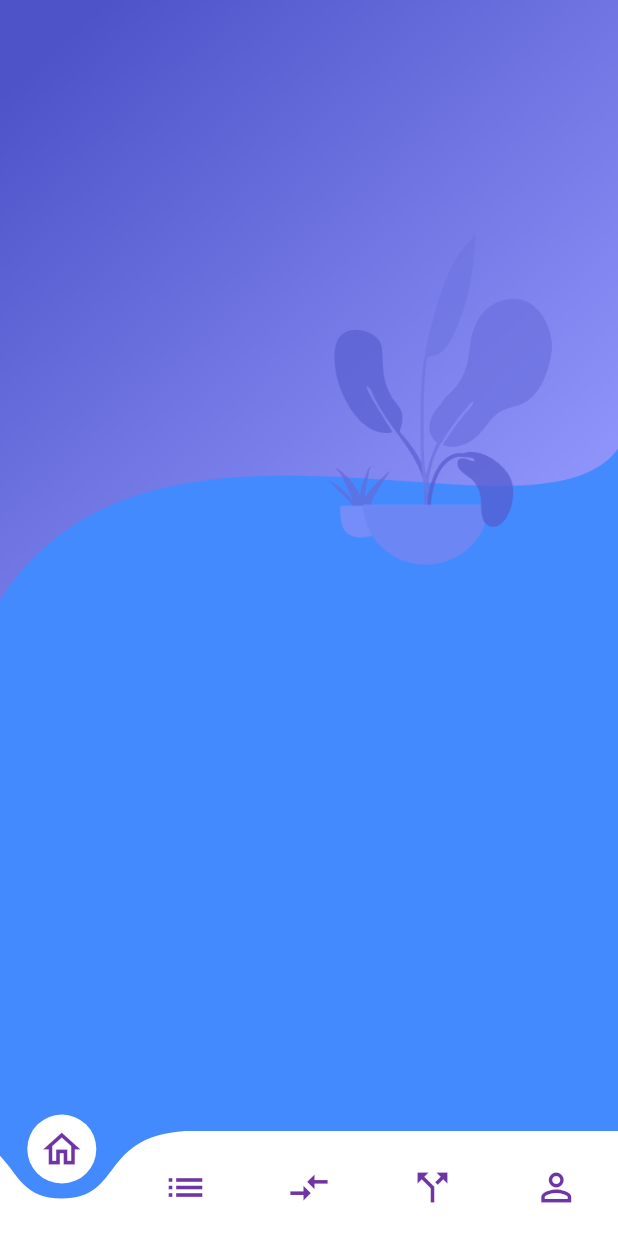
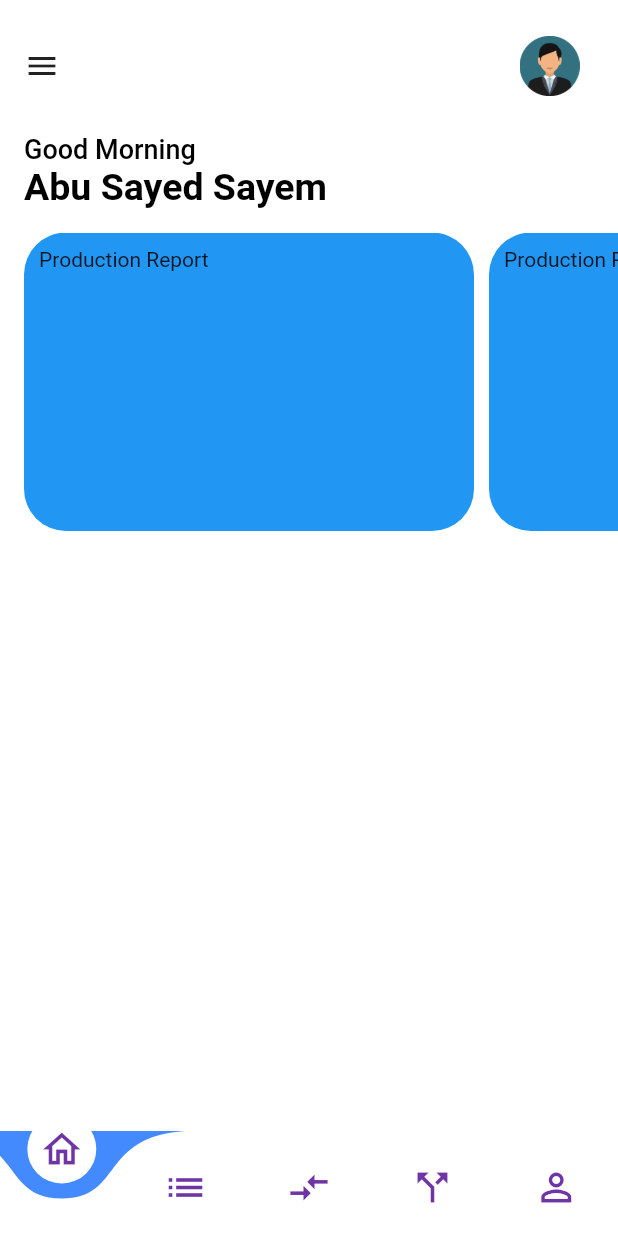
Before and after one commit to andsayem/sale-dashboard, a Flutter app: the screen it shows after launch, on a phone screen of 412 x 824 dp. Run offline on Flutter 3.47's test engine with Material 2 defaults, Android fonts, the phone set to English and light mode, and no system bars; drawn by our look-alikes of curved_navigation_bar; our stand-ins replace google_fonts; Roboto replaces fonts that are missing (Inder).

Commit message:
Update (Home page )

```diff
--- a/lib/Screens/Home/components/body.dart
+++ b/lib/Screens/Home/components/body.dart
@@ -1,34 +1,86 @@
 import 'package:flutter/material.dart';
 import 'package:flutter/gestures.dart';
 import 'package:dashboard/constants.dart';
+import 'package:google_fonts/google_fonts.dart';
 class Body extends StatelessWidget {
   @override
   Widget build(BuildContext context) {
     Size size = MediaQuery.of(context).size;
     // This size provide us total height and width of our screen
+    List<Map<String, dynamic>> boxcolor=[] ;
+    boxcolor = [{'bgcolor':'kPrimaryLightColor'}, {'bgcolor': 'kPrimaryLightColor'}, {'bgcolor': 'kPrimaryLightColor'}];
     return Scaffold(
-      backgroundColor: Colors.blueAccent,
-      body: SingleChildScrollView(
-
-      	child: Container(
-	        child: Column(
+        backgroundColor: Colors.white,
+        body: Container(
+          margin: EdgeInsets.only(top: 8),
+          child: ListView(
+            physics: ClampingScrollPhysics(),
             children: <Widget>[
+              // Custom AppBar
               Container(
-	              height: 400,
+                margin: EdgeInsets.only(left: 16, right: 16, top: 16),
+                child: Row(
+                  mainAxisAlignment: MainAxisAlignment.spaceBetween,
+                  children: <Widget>[
+                    Icon(Icons.menu),
+                    Container(
+                      height: 40,
+                      width: 59,
                       decoration: BoxDecoration(
+                          borderRadius: BorderRadius.circular(20),
                           image: DecorationImage(
-	                  image: AssetImage('assets/images/background.png'),
-	                  fit: BoxFit.fill
+                              image:
+                                  AssetImage('assets/images/user_image.png'))),
                     )
-	              ),
-              ),
-
                   ],
                 ),
               ),
+              //Car Section
+              SizedBox(
+                height: 25,
+              ),
+              Padding(
+                padding: EdgeInsets.only(left: 16, bottom: 16),
+                child: Column(
+                  crossAxisAlignment: CrossAxisAlignment.start,
+                  children: <Widget>[
+
+                    Text('Good Morning', style: GoogleFonts.inder(
+                      fontSize: 18,
+                      fontWeight: FontWeight.w500,
+                      color: kBlackColor
+                    )),
+                    Text('Abu Sayed Sayem',style: GoogleFonts.inder(
+                      fontSize: 25,
+                      fontWeight: FontWeight.w700,
+                      color: kBlackColor
+                    ),)
+                  ],
+                ),
+              ),
+              Container(
+                height: 199,
+                child: ListView.builder(
+                  scrollDirection: Axis.horizontal,
+                  padding: EdgeInsets.only(left: 16, right: 6),
+                  itemCount: boxcolor.length,
+                  itemBuilder: (context,index){
+                    return Container(
+                      margin: EdgeInsets.only(right:10),
+                      padding: EdgeInsets.only(left: 10 , top: 10),
+                      height: 199,
+                      width: 300,
+                      decoration: BoxDecoration(
+                        borderRadius: BorderRadius.circular(28),
+                        color: Colors.blue,
+                      ),
+                      child: Text("Production Report"),
+                    );
+                  },
+                ),
               )
-    );
-
-
+            ],
+          ),
+        ));
   }
 }
--- a/lib/Screens/Tabs/components/body.dart
+++ b/lib/Screens/Tabs/components/body.dart
@@ -30,6 +30,7 @@ class _BottomNavBarState extends State<BottomNavBar> {
         bottomNavigationBar: CurvedNavigationBar(
           key: _bottomNavigationKey,
           index: 0,
+
           height: 70.0,
           items: <Widget>[
             Icon(Icons.home_outlined, size: 30 , color: kPrimaryColor,),
--- a/lib/constants.dart
+++ b/lib/constants.dart
@@ -2,3 +2,4 @@ import 'package:flutter/material.dart';
 
 const kPrimaryColor = Color(0xFF6F35A5);
 const kPrimaryLightColor = Color(0xFFF1E6FF);
+const kBlackColor = Color(0xFF000000);
--- a/pubspec.yaml
+++ b/pubspec.yaml
@@ -37,6 +37,7 @@ dependencies:
   # Use with the CupertinoIcons class for iOS style icons.
   cupertino_icons: ^1.0.2
   curved_navigation_bar: ^1.0.1
+  google_fonts: ^2.1.1
 curved_navigation_bar: ^1.0.1
 dev_dependencies:
   flutter_test:
```
Also changed, not shown: assets/images/user_image.png (added), pubspec.lock. Lines whose indentation alone changed are shown as unchanged.
